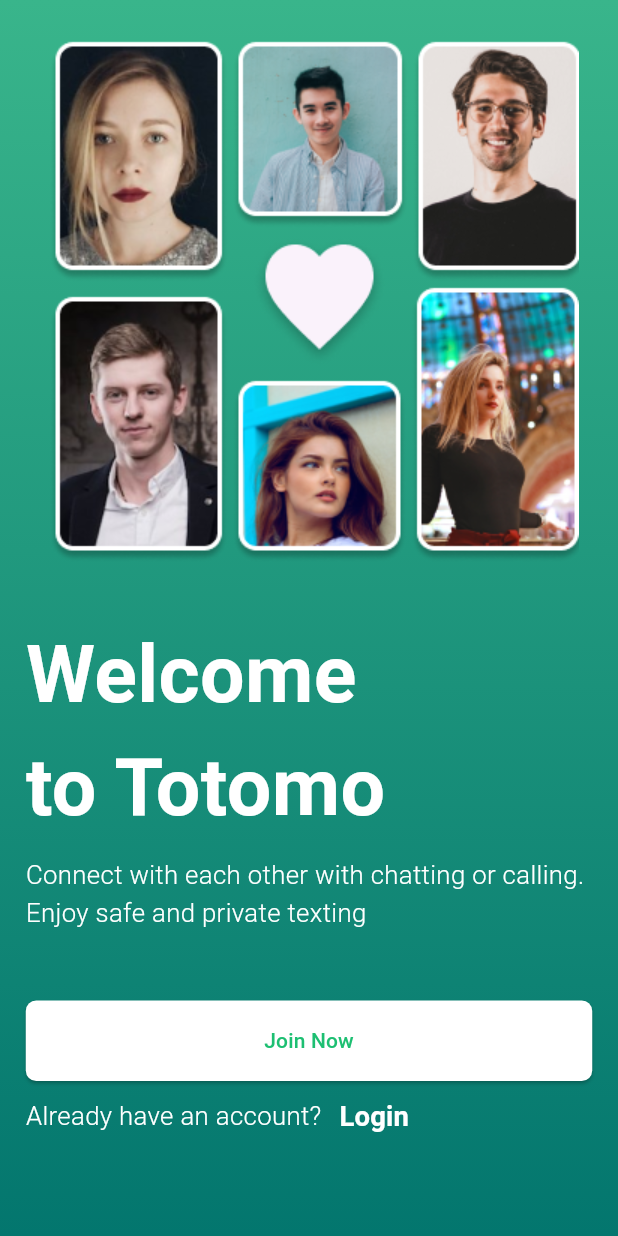
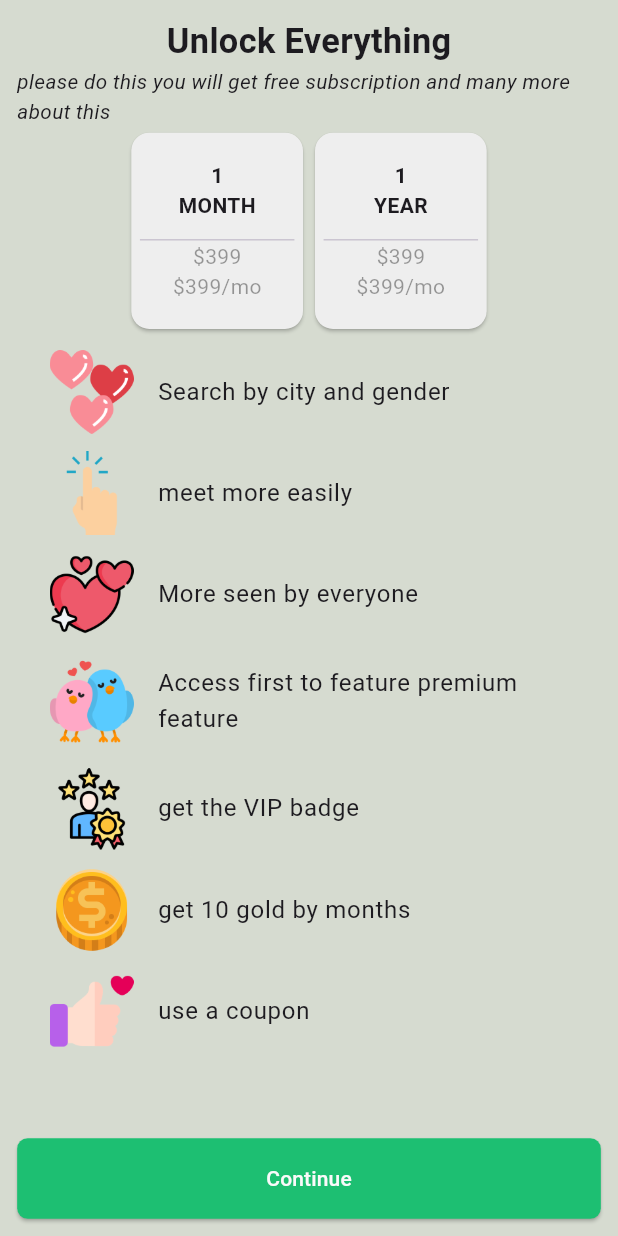
Before and after one commit to bakht200/Totomo, a Flutter app: the screen it shows after launch, on a phone screen of 412 x 824 dp. Run offline on Flutter 3.47's test engine with Material 2 defaults, Android fonts, the phone set to English and light mode, and no system bars; our stand-ins replace badges, flutter_screenutil, flutter_svg, image_picker, material_design_icons_flutter, numberpicker and 1 more; missing offline and left inert: camera_camera, floating_action_bubble, material_dialogs.

Commit message:
subscription page UI implementation

```diff
--- a/lib/main.dart
+++ b/lib/main.dart
@@ -2,6 +2,7 @@ import 'package:dating_app/view/dashboard.dart';
 import 'package:dating_app/view/on_boarding_screen.dart';
 import 'package:dating_app/view/splash_screen.dart';
 import 'package:dating_app/view/stepper_form.dart';
+import 'package:dating_app/view/subscription_page.dart';
 import 'package:flutter/material.dart';
 import 'package:flutter_screenutil/flutter_screenutil.dart';
 
@@ -22,7 +23,7 @@ class MyApp extends StatelessWidget {
           return MaterialApp(
             debugShowCheckedModeBanner: false,
             theme: ThemeData(primarySwatch: Colors.blue, useMaterial3: true),
-            home: OnBoardingScreen(),
+            home: SubscriptionPage(),
           );
         });
   }
--- a/lib/view/stepper_form.dart
+++ b/lib/view/stepper_form.dart
@@ -61,7 +61,7 @@ class _FormPageState extends State<FormPage> {
                       mainAxisAlignment: MainAxisAlignment.spaceAround,
                       children: <Widget>[
                         SizedBox(
-                            width: 70.w, //
+                            width: 70.w,
                             height: 45.h,
                             child: theme_primary_button_widget(
                                 primaryColor: Color(AppTheme.primaryColor),
--- /dev/null
+++ b/lib/view/subscription_page.dart
@@ -0,0 +1,196 @@
+import 'package:dating_app/constants/app_theme.dart';
+import 'package:flutter/material.dart';
+import 'package:flutter/src/foundation/key.dart';
+import 'package:flutter/src/widgets/framework.dart';
+import 'package:flutter_screenutil/flutter_screenutil.dart';
+
+import '../widgets/primary_button_widget.dart';
+
+class SubscriptionPage extends StatefulWidget {
+  const SubscriptionPage({Key? key}) : super(key: key);
+
+  @override
+  State<SubscriptionPage> createState() => _SubscriptionPageState();
+}
+
+class _SubscriptionPageState extends State<SubscriptionPage> {
+  var subscriptionList = [
+    {
+      'index': '1',
+      'name': 'MONTH',
+      'price': '\$399',
+      'total': '\$399/mo',
+    },
+    {
+      'index': '1',
+      'name': 'YEAR',
+      'price': '\$399',
+      'total': '\$399/mo',
+    }
+  ];
+
+  var premiumFacility = [
+    {
+      'icon': 'assets/images/hearts.png',
+      'title': 'Search by city and gender',
+    },
+    {
+      'icon': 'assets/images/tap.png',
+      'title': 'meet more easily',
+    },
+    {
+      'icon': 'assets/images/love.png',
+      'title': 'More seen by everyone',
+    },
+    {
+      'icon': 'assets/images/love-birds.png',
+      'title': 'Access first to feature premium feature',
+    },
+    {
+      'icon': 'assets/images/reputation.png',
+      'title': 'get the VIP badge',
+    },
+    {
+      'icon': 'assets/images/dollar-coin.png',
+      'title': 'get 10 gold by months',
+    },
+    {
+      'icon': 'assets/images/like.png',
+      'title': 'use a coupon',
+    },
+  ];
+
+  int? selectedIndex;
+  @override
+  Widget build(BuildContext context) {
+    return Scaffold(
+      backgroundColor: Color.fromARGB(255, 214, 219, 208),
+      body: SafeArea(
+        child: Padding(
+          padding: EdgeInsets.all(10.0.w),
+          child: Column(
+            children: [
+              Text(
+                'Unlock Everything',
+                style: TextStyle(fontSize: 20.sp, fontWeight: FontWeight.bold),
+              ),
+              Text(
+                  'please do this you will get free subscription and many more about this',
+                  style:
+                      TextStyle(fontSize: 12.sp, fontStyle: FontStyle.italic)),
+              SizedBox(
+                height: 120.h,
+                child: ListView.builder(
+                    scrollDirection: Axis.horizontal,
+                    shrinkWrap: true,
+                    itemCount: subscriptionList.length,
+                    itemBuilder: (context, index) {
+                      return GestureDetector(
+                        onTap: () {
+                          setState(() {
+                            selectedIndex = index;
+                          });
+                        },
+                        child: Stack(
+                          children: [
+                            Card(
+                                color: selectedIndex == index
+                                    ? Colors.white
+                                    : Colors.grey[200],
+                                child: Container(
+                                  height: 100.h,
+                                  width: 90.w,
+                                  alignment: Alignment.center,
+                                  margin: EdgeInsets.all(5.0.w),
+                                  child: Column(
+                                    mainAxisAlignment: MainAxisAlignment.center,
+                                    crossAxisAlignment:
+                                        CrossAxisAlignment.center,
+                                    children: <Widget>[
+                                      Text(
+                                          subscriptionList[index]['index']
+                                              .toString(),
+                                          style: TextStyle(
+                                              fontWeight: FontWeight.bold)),
+                                      Text(
+                                          subscriptionList[index]['name']
+                                              .toString(),
+                                          style: TextStyle(
+                                              fontWeight: FontWeight.bold)),
+                                      SizedBox(height: 10.h),
+                                      Divider(
+                                        height: 2.h,
+                                      ),
+                                      Text(
+                                        subscriptionList[index]['price']
+                                            .toString(),
+                                        style: TextStyle(color: Colors.black38),
+                                      ),
+                                      Text(
+                                        subscriptionList[index]['total']
+                                            .toString(),
+                                        style: TextStyle(color: Colors.black38),
+                                      ),
+                                    ],
+                                  ),
+                                )),
+                            selectedIndex == index
+                                ? Positioned(
+                                    left: 4,
+                                    child: Container(
+                                      decoration: BoxDecoration(
+                                        borderRadius:
+                                            BorderRadius.circular(5.r),
+                                        color: Color(AppTheme.primaryColor),
+                                      ),
+                                      child: Padding(
+                                        padding: EdgeInsets.all(5.0.w),
+                                        child: Text(
+                                          'Price',
+                                          style:
+                                              TextStyle(color: Colors.black38),
+                                        ),
+                                      ),
+                                    ),
+                                  )
+                                : SizedBox(),
+                          ],
+                        ),
+                      );
+                    }),
+              ),
+              Expanded(
+                child: ListView.builder(
+                    physics: BouncingScrollPhysics(),
+                    scrollDirection: Axis.vertical,
+                    shrinkWrap: true,
+                    itemCount: premiumFacility.length,
+                    itemBuilder: (context, index) {
+                      return Padding(
+                        padding: EdgeInsets.all(5.0.w),
+                        child: ListTile(
+                          leading: Image.asset(
+                              premiumFacility[index]['icon'].toString()),
+                          title:
+                              Text(premiumFacility[index]['title'].toString()),
+                        ),
+                      );
+                    }),
+              ),
+              SizedBox(
+                  width: double.infinity, //
+                  height: 45.h,
+                  child: theme_primary_button_widget(
+                      primaryColor: Color(AppTheme.primaryColor),
+                      textColor: Color(0xFFFAFAFA),
+                      onpressFunction: () {
+                        Navigator.of(context).pop();
+                      },
+                      title: 'Continue')),
+            ],
+          ),
+        ),
+      ),
+    );
+  }
+}
```
Also changed, not shown: assets/images/dollar-coin.png (added), assets/images/hearts.png (added), assets/images/like.png (added), assets/images/love-birds.png (added), assets/images/love.png (added), assets/images/reputation.png (added), assets/images/tap.png (added).
